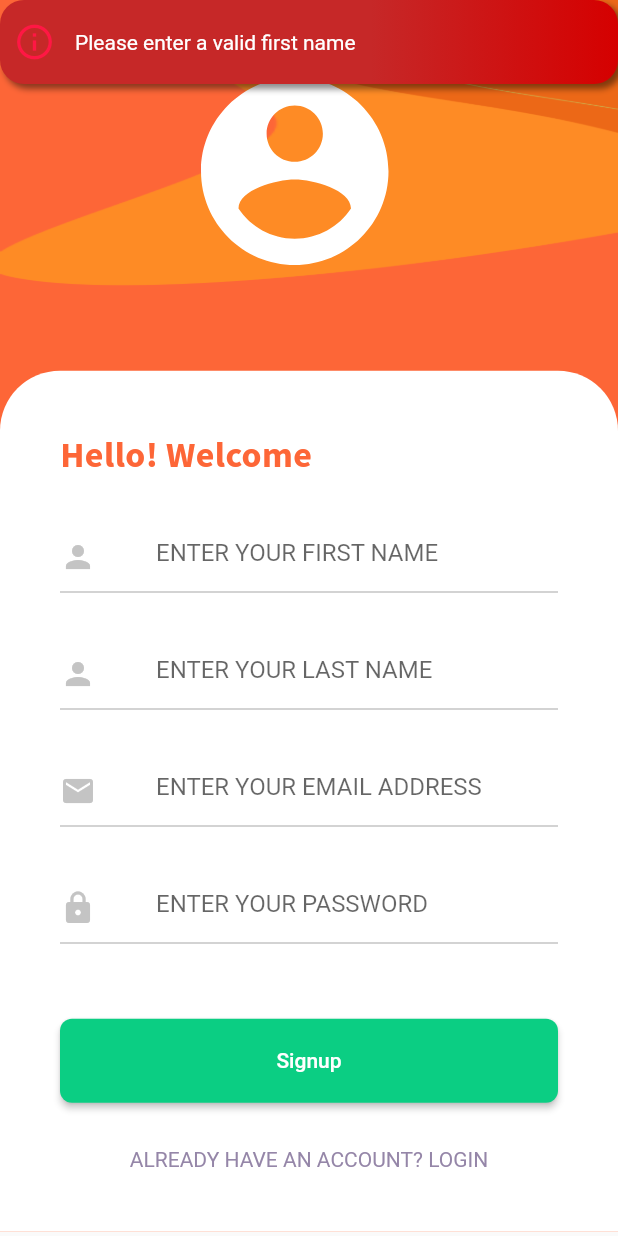
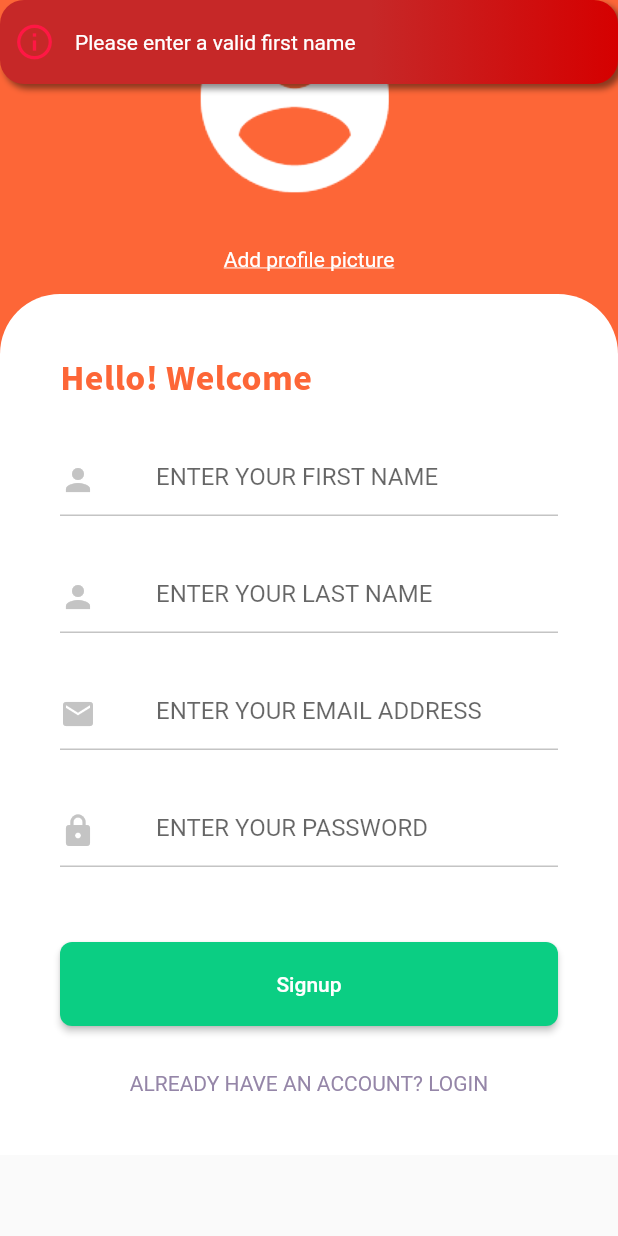
Before and after one commit to SamraBisrat/bet-yaferaw, a Flutter app: the Signup screen opened directly, after a tap on "Signup", on a phone screen of 412 x 824 dp. Run offline on Flutter 3.47's test engine with Material 2 defaults, Android fonts, the phone set to English and light mode, and no system bars; drawn by our look-alikes of another_flushbar; our stand-ins replace equatable, firebase_storage, flutter_bloc, flutter_svg, fluttertoast, image_cropper and 3 more; missing offline and left inert: textfield_tags; accounts and stored records are empty.

Commit message:
image upload

```diff
--- a/lib/Components/SignupComponent/bloc/signup_event.dart
+++ b/lib/Components/SignupComponent/bloc/signup_event.dart
@@ -1,3 +1,5 @@
+import 'dart:io';
+
 import 'package:bet_yaferaw/Model/user.dart';
 import 'package:equatable/equatable.dart';
 
@@ -6,10 +8,11 @@ abstract class SignUpEvent extends Equatable {
 }
 
 class SignupButtonPressed extends SignUpEvent {
-  const SignupButtonPressed({this.userData});
+  const SignupButtonPressed({this.userData, this.imageFile});
+  final File imageFile;
 
   final UserData userData;
 
   @override
-  List<Object> get props => [userData];
+  List<Object> get props => [userData, imageFile];
 }
--- a/lib/Components/SignupComponent/bloc/signup_state.dart
+++ b/lib/Components/SignupComponent/bloc/signup_state.dart
@@ -1,24 +1,36 @@
+import 'dart:io';
+
 import 'package:bet_yaferaw/Model/user.dart';
 import 'package:equatable/equatable.dart';
 
 class SignupState extends Equatable {
-  const SignupState({this.userData, this.exceptionError, this.isLoading});
+  const SignupState(
+      {this.userData,
+      this.exceptionError,
+      this.isLoading,
+      this.image,
+      this.imageFile});
   final UserData userData;
   final bool isLoading;
   final String exceptionError;
+  final String image;
+  final File imageFile;
 
   @override
-  List<Object> get props => [userData, isLoading, exceptionError];
+  List<Object> get props =>
+      [userData, isLoading, exceptionError, image, imageFile];
 
-  SignupState copyWith({
-    UserData userData,
-    String exceptionError,
-    bool isLoading,
-  }) {
+  SignupState copyWith(
+      {UserData userData,
+      String exceptionError,
+      bool isLoading,
+      String image,
+      File imageFile}) {
     return SignupState(
-      userData: userData ?? this.userData,
-      isLoading: isLoading ?? this.isLoading,
-      exceptionError: exceptionError ?? this.exceptionError,
-    );
+        userData: userData ?? this.userData,
+        isLoading: isLoading ?? this.isLoading,
+        exceptionError: exceptionError ?? this.exceptionError,
+        image: image ?? this.image,
+        imageFile: imageFile ?? this.imageFile);
   }
 }
--- a/lib/Components/SignupComponent/signup.dart
+++ b/lib/Components/SignupComponent/signup.dart
@@ -1,3 +1,5 @@
+import 'dart:io';
+
 import 'package:bet_yaferaw/Components/LoginComponent/login.dart';
 import 'package:bet_yaferaw/Components/SignupComponent/bloc/signup_bloc.dart';
 import 'package:bet_yaferaw/Components/SignupComponent/bloc/signup_event.dart';
@@ -9,8 +11,9 @@ import 'package:bet_yaferaw/theme/app_theme.dart';
 import 'package:flutter/cupertino.dart';
 import 'package:flutter/material.dart';
 import 'package:flutter_bloc/flutter_bloc.dart';
-import 'package:flutter_svg/svg.dart';
 import 'package:bet_yaferaw/ReusableComponents/snack_bar.dart';
+import 'package:image_cropper/image_cropper.dart';
+import 'package:image_picker/image_picker.dart';
 
 class Signup extends StatefulWidget {
   @override
@@ -18,11 +21,94 @@ class Signup extends StatefulWidget {
 }
 
 class _SignupState extends State<Signup> {
+  final ImagePicker _picker = ImagePicker();
+  File imageUrl;
   TextEditingController firstName = TextEditingController();
   TextEditingController lastName = TextEditingController();
   TextEditingController emailAddress = TextEditingController();
   TextEditingController enterPassword = TextEditingController();
   // TextEditingController reEnterPassword = TextEditingController();
+
+  Future pickImageFromCamera(BuildContext context) async {
+    XFile image = await _picker.pickImage(source: ImageSource.camera);
+
+    if (image != null) {
+      setState(() {
+        _cropImage(image);
+      });
+    }
+    Navigator.of(context).pop();
+  }
+
+  Future pickImageFromGallery(BuildContext context) async {
+    XFile image = await _picker.pickImage(source: ImageSource.gallery);
+
+    if (image != null) {
+      setState(() {
+        _cropImage(image);
+      });
+    }
+    Navigator.of(context).pop();
+  }
+
+  Future<Null> _cropImage(XFile cropped) async {
+    // var img = Image.file(File(cropped.path));
+    File croppedFile = await ImageCropper.cropImage(
+        sourcePath: cropped.path,
+        cropStyle: CropStyle.rectangle,
+        aspectRatioPresets: Platform.isAndroid
+            ? [
+                CropAspectRatioPreset.square,
+              ]
+            : [
+                CropAspectRatioPreset.square,
+              ],
+        androidUiSettings: AndroidUiSettings(
+            toolbarTitle: 'Cropper',
+            toolbarColor: Color(0xff82B242),
+            toolbarWidgetColor: Colors.white,
+            initAspectRatio: CropAspectRatioPreset.square,
+            lockAspectRatio: true),
+        iosUiSettings: IOSUiSettings(
+          title: 'Cropper',
+        ));
+    if (croppedFile != null) {
+      imageUrl = croppedFile;
+
+      setState(() {
+        imageUrl = croppedFile;
+      });
+    }
+  }
+
+  Future<void> _showSelectionDialog(BuildContext context) {
+    return showDialog(
+        context: context,
+        builder: (BuildContext context) {
+          return AlertDialog(
+              title: Text("Add profile image"),
+              content: SingleChildScrollView(
+                child: ListBody(
+                  children: <Widget>[
+                    GestureDetector(
+                      child: Text("Use photo in library"),
+                      onTap: () {
+                        pickImageFromGallery(context);
+                      },
+                    ),
+                    Padding(padding: EdgeInsets.all(8.0)),
+                    GestureDetector(
+                      child: Text("Take a new picture"),
+                      onTap: () {
+                        pickImageFromCamera(context);
+                      },
+                    )
+                  ],
+                ),
+              ));
+        });
+  }
+
   @override
   Widget build(BuildContext context) {
     return Scaffold(
@@ -51,18 +137,32 @@ class _SignupState extends State<Signup> {
         child: Column(
           mainAxisSize: MainAxisSize.min,
           children: [
-            Container(
-              width: width,
-              height: height * 0.3,
-              decoration: BoxDecoration(
-                  image: DecorationImage(
-                      image: AssetImage('assets/images/Ellipses-new.png'),
-                      fit: BoxFit.fill)),
-              child: SvgPicture.asset(
-                'assets/images/account_circle.svg',
-                fit: BoxFit.none,
+            CircleAvatar(
+              radius: 75.0,
+              child: ClipOval(
+                  child: imageUrl != null
+                      ? Image.file(
+                          imageUrl,
+                        )
+                      : Image.asset("assets/images/account_circle.png")),
+              backgroundColor: Colors.transparent,
+              backgroundImage: AssetImage(
+                "assets/images/account_circle.png",
               ),
             ),
+            SizedBox(height: 15),
+            GestureDetector(
+              child: Text(
+                "Add profile picture",
+                style: TextStyle(
+                    color: Colors.white, decoration: TextDecoration.underline),
+              ),
+              onTap: () {
+                _showSelectionDialog(context);
+                // pickImageFromCamera(context);
+              },
+            ),
+            SizedBox(height: 15),
             Container(
               padding: const EdgeInsets.all(40),
               width: width,
@@ -217,7 +317,8 @@ class _SignupState extends State<Signup> {
                                           firstname: firstName.text,
                                           lastname: lastName.text,
                                           email: emailAddress.text,
-                                          password: enterPassword.text)));
+                                          password: enterPassword.text,
+                                          imageid: blocState.image)));
                             }
                           },
                         ),
--- a/lib/Repositories/login_repo.dart
+++ b/lib/Repositories/login_repo.dart
@@ -1,3 +1,5 @@
+import 'dart:io';
+
 import 'package:bet_yaferaw/Model/user.dart';
 import 'package:bet_yaferaw/Service/http_calls.dart';
 
@@ -9,4 +11,6 @@ class UserRepository {
 
   Future<String> createUser(UserData userData) =>
       _httpCalls.createUser(userData);
+  Future<String> uploadProfileImage(File image) =>
+      _httpCalls.uploadProfileImage(image);
 }
--- a/pubspec.yaml
+++ b/pubspec.yaml
@@ -38,6 +38,8 @@ dependencies:
   image_cropper: ^1.4.1
   flutter_bloc: ^6.1.3
   equatable: ^2.0.3
+  firebase_storage: ^3.0.8
+  firebase_core: ^0.4.0+9
 
 dev_dependencies:
   flutter_test:
```
Also changed, not shown: lib/Components/SignupComponent/bloc/signup_bloc.dart (+16 -8 lines), lib/Service/http_calls.dart (+13 -0 lines), assets/images/account_circle.png (added), pubspec.lock, 17 other files.
